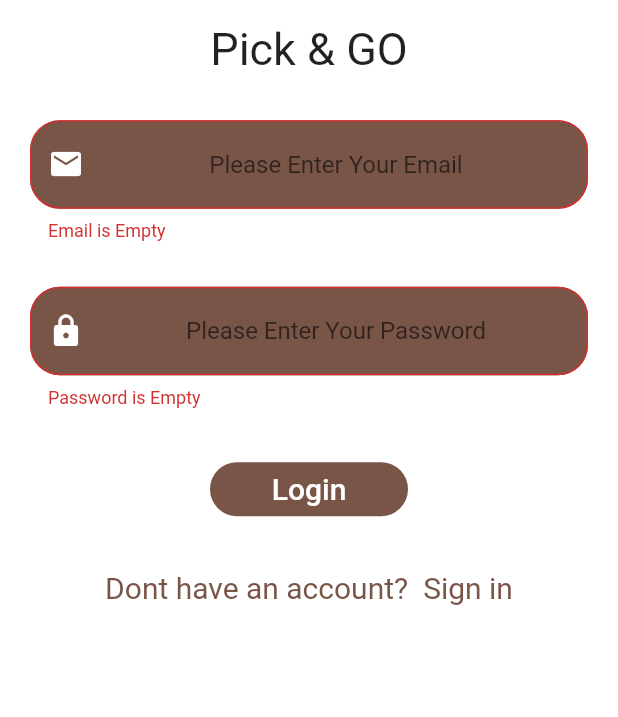
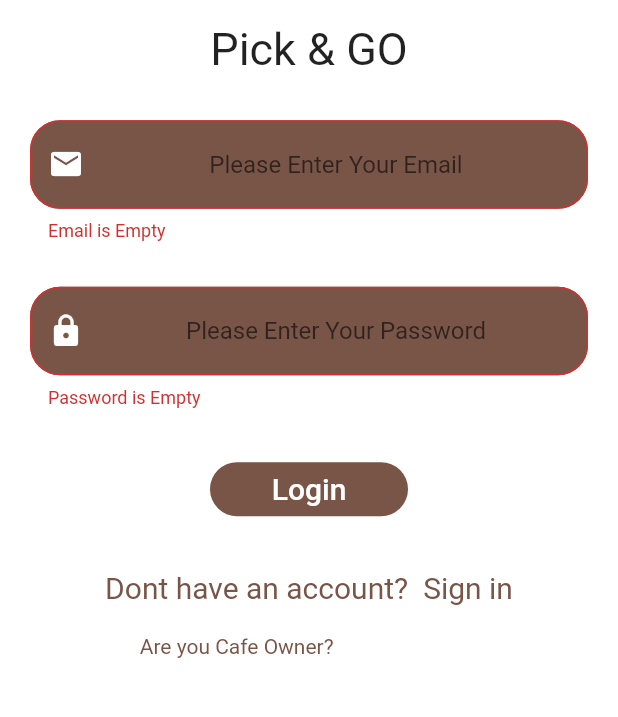
Before and after one commit to PickAndGOFINAL/pick_and_go_project, a Flutter app: the screen it shows after launch, after a tap on "Login", on a phone screen of 412 x 824 dp, the part 232-949 px from its top. Run offline on Flutter 3.47's test engine with Material 2 defaults, Android fonts, the phone set to English and light mode, and no system bars; our stand-ins replace animated_text_kit, firebase_auth, modal_progress_hud; accounts and stored records are empty.

Commit message:
Checking Login : user or admin

```diff
--- /dev/null
+++ b/lib/Admin/Admin.dart
@@ -0,0 +1,9 @@
+import 'package:flutter/material.dart';
+
+class Admin extends StatelessWidget {
+  static String id='Admin';
+  @override
+  Widget build(BuildContext context) {
+    return Container();
+  }
+}
--- /dev/null
+++ b/lib/Project_Provider/AdminState.dart
@@ -0,0 +1,13 @@
+import 'package:flutter/cupertino.dart';
+
+class AdminState extends ChangeNotifier{
+
+  bool Admin = false;
+
+  ChangeAdmin (bool value){
+
+    Admin = value;
+    notifyListeners();
+  }
+
+}
--- /dev/null
+++ b/lib/Project_Screens/Kiosk_Screen.dart
@@ -0,0 +1,9 @@
+import 'package:flutter/material.dart';
+
+class Kiosk_Screen extends StatelessWidget {
+  static String id='Kiosk_Screen';
+  @override
+  Widget build(BuildContext context) {
+    return Container();
+  }
+}
--- a/lib/Project_Screens/login_screen.dart
+++ b/lib/Project_Screens/login_screen.dart
@@ -1,123 +1,190 @@
 import 'package:flutter/material.dart';
 import 'package:flutter/services.dart';
+import 'package:pick_and_go_project/Project_Provider/Progress_hud.dart';
 import 'package:pick_and_go_project/Project_Screens/constants.dart';
 import 'package:pick_and_go_project/Project_Screens/signup_screen.dart';
 import 'package:pick_and_go_project/Project_Services/Auth.dart';
+import 'package:pick_and_go_project/Project_Provider/AdminState.dart';
+import 'package:provider/provider.dart';
+import 'package:pick_and_go_project/Project_Screens/Kiosk_Screen.dart';
+import 'package:pick_and_go_project/Admin/Admin.dart';
 
 class LoginScreen extends StatelessWidget {
-  static String id='LoginScreen';
-  final GlobalKey<FormState> Myglobalkey =GlobalKey<FormState>();
+  static String id = 'LoginScreen';
+  final GlobalKey<FormState> Myglobalkey = GlobalKey<FormState>();
   String UserEmail;
   String UserPassword;
   final _auth = Auth();
+  bool isAdmin = false;
+  final AdminPassword = 'admin1234';
   @override
   Widget build(BuildContext context) {
     return Scaffold(
       backgroundColor: Colors.white,
-
       body: Form(
         key: Myglobalkey,
         child: ListView(
           children: <Widget>[
             Padding(
-           padding:  EdgeInsets.only(top: 40),
+              padding: EdgeInsets.only(top: 40),
               child: Container(
-             height: MediaQuery.of(context).size.height*.2,
+                height: MediaQuery.of(context).size.height * .2,
                 child: Stack(
                   alignment: Alignment.center,
                   children: <Widget>[
                     Image(
-
                       image: AssetImage('images/logo.png'),
                     ),
-
                     Positioned(
                       bottom: 0,
-                   child: Text('Pick & GO',
-                   style:TextStyle(
+                      child: Text(
+                        'Pick & GO',
+                        style: TextStyle(
                           fontSize: 30,
-
                         ),
                       ),
                     ),
-
                   ],
-
                 ),
               ),
             ),
-         SizedBox(height: 30,),
+            SizedBox(
+              height: 30,
+            ),
             MyTextFiled(
-           Click:(value){
-
+              Click: (value) {
                 UserEmail = value;
-
-
-           },Myhint: 'Please Enter Your Email', Myicon: Icons.email,),
-         SizedBox(height: 30,),
+              },
+              Myhint: 'Please Enter Your Email',
+              Myicon: Icons.email,
+            ),
+            SizedBox(
+              height: 30,
+            ),
             MyTextFiled(
-           Click: (value){
-               UserPassword=value;
-             },Myhint: 'Please Enter Your Password', Myicon: Icons.lock,),
-         SizedBox(height: 30,),
+              Click: (value) {
+                UserPassword = value;
+              },
+              Myhint: 'Please Enter Your Password',
+              Myicon: Icons.lock,
+            ),
+            SizedBox(
+              height: 30,
+            ),
             Padding(
               padding: const EdgeInsets.symmetric(horizontal: 140),
               child: Builder(
-             builder:(context)=> FlatButton(
+                builder: (context) => FlatButton(
                     shape: RoundedRectangleBorder(
                       borderRadius: BorderRadius.circular(20),
-
                     ),
                     color: Colors.brown,
-                 onPressed: ()async{
-                 try{
-                   if(Myglobalkey.currentState.validate()) {
-                     Myglobalkey.currentState.save();
-                     final result = await _auth.SignIn(UserEmail, UserPassword);
-
-                   }
-                 }on PlatformException catch(e){
-                   print(e.toString());
-                   Scaffold.of(context).showSnackBar(SnackBar(
-
-                       content:Text(
-                           e.message) ));
-
-                 }
-
+                    onPressed: () async {
+                      CheckUser(context);
                     },
-
-                 child: Text("Login",style: TextStyle(fontSize: 20,color: Colors.white),)
+                    child: Text(
+                      "Login",
+                      style: TextStyle(fontSize: 20, color: Colors.white),
+                    )),
               ),
             ),
+            SizedBox(
+              height: 30,
             ),
-         SizedBox(height: 30,),
             Row(
               mainAxisAlignment: MainAxisAlignment.center,
               children: <Widget>[
-
-              Text('Dont have an account?',style: TextStyle(fontSize: 20,color: Colors.brown),),
-              SizedBox(width: 10,),
+                Text(
+                  'Dont have an account?',
+                  style: TextStyle(fontSize: 20, color: Colors.brown),
+                ),
+                SizedBox(
+                  width: 10,
+                ),
                 GestureDetector(
-                onTap: (){
-                  Navigator.pushNamed(context,  SignupScreen.id );
+                    onTap: () {
+                      Navigator.pushNamed(context, SignupScreen.id);
                     },
                     child: Text(
                       'Sign in',
-                    style:
-                    TextStyle(fontSize: 20,color: Colors.brown),)),
-
-
-
-
+                      style: TextStyle(fontSize: 20, color: Colors.brown),
+                    )),
               ],
+            ),
+            SizedBox(
+              height: 10,
+            ),
+            Padding(
+              padding: const EdgeInsets.symmetric(
+                horizontal: 30,
+                vertical: 10,
+              ),
+              child: Row(
+                mainAxisAlignment: MainAxisAlignment.center,
+                children: <Widget>[
+                  GestureDetector(
+                      onTap: () {
+                        Provider.of<AdminState>(context, listen: false)
+                            .ChangeAdmin(true);
+                      },
+                      child: Text(
+                        'Are you Cafe Owner?',
+                        style: TextStyle(
+                            color: Provider.of<AdminState>(context).Admin
+                                ? Colors.white
+                                : Colors.brown),
+                      )),
+                  GestureDetector(
+                      onTap: () {
+                        Provider.of<AdminState>(context, listen: false)
+                            .ChangeAdmin(false);
+                      },
+                      child: Text(
+                        'Are you a User?',
+                        style: TextStyle(
+                            color: Provider.of<AdminState>(context).Admin
+                                ? Colors.brown
+                                : Colors.white),
+                      )),
+                ],
+              ),
             )
           ],
-
         ),
       ),
-
-
     );
   }
+
+  void CheckUser(BuildContext context) async {
+    final progressHud = Provider.of<ProgressHud>(context,listen: false);
+    progressHud.changeLoading(true);
+
+    if (Myglobalkey.currentState.validate()) {
+      Myglobalkey.currentState.save();
+
+      if (Provider.of<AdminState>(context,listen: false).Admin) {
+        if (UserPassword == AdminPassword) {
+          try {
+          await  _auth.SignIn(UserEmail, UserPassword);
+            Navigator.pushNamed(context, Admin.id);
+          } on PlatformException catch (e) {
+            progressHud.changeLoading(false);
+            Scaffold.of(context)
+                .showSnackBar(SnackBar(content: Text(e.message)));
           }
+        } else {
+          progressHud.changeLoading(false);
+          Scaffold.of(context).showSnackBar(SnackBar(content: Text('Error!!')));
+        }
+      } else {
+        try {
+         await  _auth.SignIn(UserEmail, UserPassword);
+          Navigator.pushNamed(context, Kiosk_Screen.id);
+        } on PlatformException catch (e) {
+          Scaffold.of(context).showSnackBar(SnackBar(content: Text(e.message)));
+        }
+      }
+    }
+    progressHud.changeLoading(false);
+  }
+}
--- a/lib/Project_Screens/signup_screen.dart
+++ b/lib/Project_Screens/signup_screen.dart
@@ -7,6 +7,7 @@ import 'constants.dart';
 import 'package:pick_and_go_project/Project_Screens/login_screen.dart';
 import 'package:pick_and_go_project/Project_Services/Auth.dart';
 import 'package:modal_progress_hud/modal_progress_hud.dart';
+
 
 class SignupScreen extends StatelessWidget {
   static String id='SignupScreen';
--- a/lib/main.dart
+++ b/lib/main.dart
@@ -1,6 +1,9 @@
 import 'package:flutter/material.dart';
 import 'package:flutter/cupertino.dart';
+import 'package:pick_and_go_project/Admin/Admin.dart';
+import 'package:pick_and_go_project/Project_Provider/AdminState.dart';
 import 'package:pick_and_go_project/Project_Provider/Progress_hud.dart';
+import 'package:pick_and_go_project/Project_Screens/Kiosk_Screen.dart';
 import 'package:pick_and_go_project/Project_Screens/login_screen.dart';
 import 'package:pick_and_go_project/Project_Screens/logo_Screen.dart';
 import 'package:pick_and_go_project/Project_Screens/signup_screen.dart';
@@ -11,16 +14,26 @@ main ()=>runApp(MyApp());
 class MyApp extends StatelessWidget {
   @override
   Widget build(BuildContext context) {
-    return ChangeNotifierProvider<ProgressHud>(
-      create: (context)=>ProgressHud(),
+    return MultiProvider(
+      providers: [
+    ChangeNotifierProvider<ProgressHud>(
+    create: (context)=>ProgressHud(),),
 
+        ChangeNotifierProvider<AdminState>(
+          create: (context)=>AdminState(),),
+
+
+
+      ],
       child: MaterialApp(
 
+
         initialRoute: LoginScreen.id  ,
-
         routes: {
           LoginScreen.id :(context)=> LoginScreen(),
           SignupScreen.id:(context)=> SignupScreen(),
+          Kiosk_Screen.id:(context)=> Kiosk_Screen(),
+          Admin.id : (context)=> Admin(),
 
 
 
```
Lines whose indentation alone changed are shown as unchanged.
